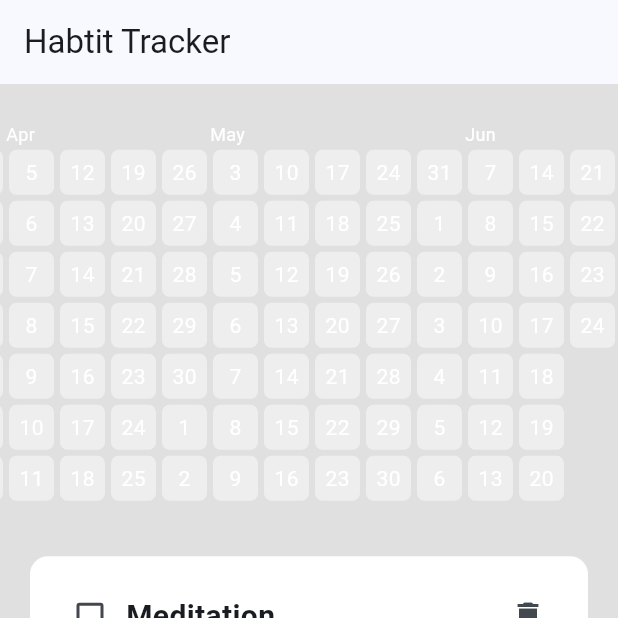
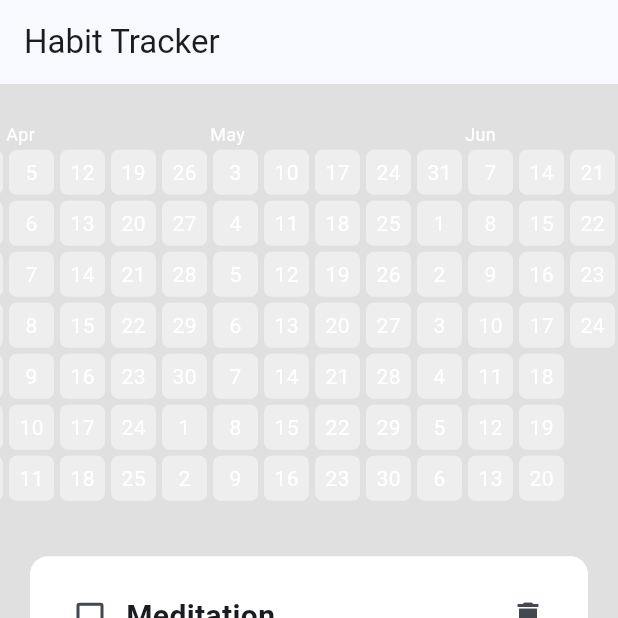
Before and after one commit to lalitkumar0051/habbit-tracker, a Flutter app: the screen it shows after launch, after a tap on the "delete" icon, on a phone screen of 412 x 824 dp, the top half of it. Run offline on Flutter 3.47's test engine with Material 3 defaults, Android fonts, the light colour scheme and no system bars; drawn by our look-alikes of flutter_heatmap_calendar; our stand-ins replace hive, hive_flutter; accounts and stored records are empty.

Commit message:
made changes

```diff
--- a/lib/comp/floating_button.dart
+++ b/lib/comp/floating_button.dart
@@ -5,6 +5,9 @@ class FloatingButton extends StatelessWidget {
   const FloatingButton({super.key, required this.onPressed});
   @override
   Widget build(BuildContext context) {
-    return FloatingActionButton(onPressed: onPressed, child: Icon(Icons.add));
+    return FloatingActionButton(
+      onPressed: onPressed,
+      child: Icon(Icons.add, semanticLabel: 'Add new habit'),
+    );
   }
 }
--- a/lib/comp/habit_tile.dart
+++ b/lib/comp/habit_tile.dart
@@ -4,7 +4,7 @@ class HabitTile extends StatelessWidget {
   final String habitName;
   final bool habitCompleted;
   final Function(bool?)? onChanged;
-  final VoidCallback? onDelete;
+  final VoidCallback onDelete;
   const HabitTile({
     super.key,
     required this.habitName,
@@ -24,7 +24,7 @@ class HabitTile extends StatelessWidget {
           borderRadius: BorderRadius.circular(12),
         ),
         child: Row(
-          mainAxisAlignment: .spaceBetween,
+          mainAxisAlignment: MainAxisAlignment.spaceBetween,
           children: [
             Row(
               children: [
@@ -33,11 +33,14 @@ class HabitTile extends StatelessWidget {
                 //habit name
                 Text(
                   habitName,
-                  style: TextStyle(fontWeight: .bold, fontSize: 20),
+                  style: TextStyle(fontWeight: FontWeight.bold, fontSize: 20),
                 ),
               ],
             ),
-            IconButton(onPressed: onDelete, icon: Icon(Icons.delete)),
+            IconButton(
+              onPressed: onDelete,
+              icon: Icon(Icons.delete, semanticLabel: 'Delete habit'),
+            ),
           ],
         ),
       ),
--- a/lib/data/habit_database.dart
+++ b/lib/data/habit_database.dart
@@ -22,19 +22,23 @@ class HabitDatabase {
     DateTime oneYearAgo = DateTime.now().subtract(Duration(days: 365));
 
     _myBox.put("START_DATE", convertDateTimeToString(oneYearAgo));
+    // persist initial data to database
+    updateDatabase();
   }
 
   // load data from database
   void loadData() {
     // if it is a new day, get habit list from database
     if (_myBox.get(getTodayDateString()) == null) {
-      todaysHabitList = _myBox.get("CURRENT_HABIT_LIST");
+      var data = _myBox.get("CURRENT_HABIT_LIST");
+      todaysHabitList = data ?? [];
       // set all habit completed to false since it is a new day
       for (var i = 0; i < todaysHabitList.length; i++) {
         todaysHabitList[i][1] = false;
       }
     } else {
-      todaysHabitList = _myBox.get(getTodayDateString());
+      var data = _myBox.get(getTodayDateString());
+      todaysHabitList = data ?? [];
     }
   }
 
--- a/lib/datetime/date_time.dart
+++ b/lib/datetime/date_time.dart
@@ -19,7 +19,13 @@ String getTodayDateString() {
   return yyyymmdd;
 }
 
-DateTime convertStringToDate(String yyyymmdd) {
+DateTime convertStringToDate(String? yyyymmdd) {
+  // validate input
+  if (yyyymmdd == null || yyyymmdd.length != 8) {
+    return DateTime.now();
+  }
+
+  try {
     // year
     int yyyy = int.parse(yyyymmdd.substring(0, 4));
     // month
@@ -29,6 +35,9 @@ DateTime convertStringToDate(String yyyymmdd) {
 
     DateTime dateTimeObject = DateTime(yyyy, mm, dd);
     return dateTimeObject;
+  } catch (e) {
+    return DateTime.now();
+  }
 }
 
 String convertDateTimeToString(DateTime dateTime) {
--- a/lib/pages/home_page.dart
+++ b/lib/pages/home_page.dart
@@ -4,6 +4,7 @@ import 'package:habit_tracker_new/comp/habit_tile.dart';
 import 'package:habit_tracker_new/comp/monthly_summary.dart';
 import 'package:habit_tracker_new/comp/new_habit_box.dart';
 import 'package:habit_tracker_new/data/habit_database.dart';
+import 'package:habit_tracker_new/datetime/date_time.dart';
 import 'package:hive_flutter/hive_flutter.dart';
 
 class HomePage extends StatefulWidget {
@@ -85,12 +86,18 @@ class _HomePageState extends State<HomePage> {
   }
 
   @override
+  void dispose() {
+    _newHabitNameController.dispose();
+    super.dispose();
+  }
+
+  @override
   Widget build(BuildContext context) {
     return Scaffold(
       // Scaffold Color
       backgroundColor: Colors.grey[300],
       // App Bar
-      appBar: AppBar(title: const Text('Habtit Tracker')),
+      appBar: AppBar(title: const Text('Habit Tracker')),
       // floating action button
       floatingActionButton: FloatingButton(onPressed: createNewHabit),
       // List of habits
@@ -98,7 +105,11 @@ class _HomePageState extends State<HomePage> {
         children: [
           MonthlySummary(
             datasets: db.heatMapDataSet,
-            startDate: _myBox.get("START_DATE"),
+            startDate:
+                _myBox.get("START_DATE") ??
+                convertDateTimeToString(
+                  DateTime.now().subtract(Duration(days: 365)),
+                ),
           ),
 
           ListView.builder(
```
Also changed, not shown: 1 other file. Lines whose indentation alone changed are shown as unchanged.
